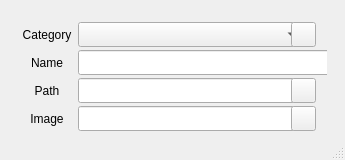
Old version of the form AssetBrowser/AssetBrowser/UI/addAssetWindow.ui in the repository atridave/AssetBrowser.
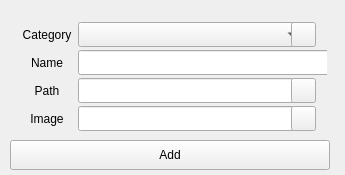
New version of the form. Icons and pictures are not drawn.

Diff of the .ui file:
```diff
--- a/AssetBrowser/AssetBrowser/UI/addAssetWindow.ui
+++ b/AssetBrowser/AssetBrowser/UI/addAssetWindow.ui
@@ -7,11 +7,11 @@
     <x>0</x>
     <y>0</y>
     <width>345</width>
-    <height>160</height>
+    <height>175</height>
    </rect>
   </property>
   <property name="sizePolicy">
-   <sizepolicy hsizetype="Fixed" vsizetype="Fixed">
+   <sizepolicy hsizetype="Preferred" vsizetype="Preferred">
     <horstretch>0</horstretch>
     <verstretch>0</verstretch>
    </sizepolicy>
@@ -22,12 +22,6 @@
     <height>160</height>
    </size>
   </property>
-  <property name="maximumSize">
-   <size>
-    <width>345</width>
-    <height>160</height>
-   </size>
-  </property>
   <property name="windowTitle">
    <string>addAssetWindow</string>
   </property>
@@ -38,9 +32,27 @@
       <x>0</x>
       <y>0</y>
       <width>345</width>
-      <height>150</height>
+      <height>175</height>
      </rect>
     </property>
+    <property name="sizePolicy">
+     <sizepolicy hsizetype="Fixed" vsizetype="Fixed">
+      <horstretch>0</horstretch>
+      <verstretch>0</verstretch>
+     </sizepolicy>
+    </property>
+    <property name="minimumSize">
+     <size>
+      <width>345</width>
+      <height>175</height>
+     </size>
+    </property>
+    <property name="maximumSize">
+     <size>
+      <width>345</width>
+      <height>175</height>
+     </size>
+    </property>
     <widget class="QWidget" name="layoutWidget">
      <property name="geometry">
       <rect>
@@ -376,9 +388,39 @@
       </item>
      </layout>
     </widget>
+    <widget class="QPushButton" name="updatePushButton">
+     <property name="geometry">
+      <rect>
+       <x>10</x>
+       <y>140</y>
+       <width>320</width>
+       <height>30</height>
+      </rect>
+     </property>
+     <property name="sizePolicy">
+      <sizepolicy hsizetype="Fixed" vsizetype="Fixed">
+       <horstretch>0</horstretch>
+       <verstretch>0</verstretch>
+      </sizepolicy>
+     </property>
+     <property name="minimumSize">
+      <size>
+       <width>320</width>
+       <height>30</height>
+      </size>
+     </property>
+     <property name="maximumSize">
+      <size>
+       <width>320</width>
+       <height>30</height>
+      </size>
+     </property>
+     <property name="text">
+      <string>Add</string>
+     </property>
+    </widget>
    </widget>
   </widget>
-  <widget class="QStatusBar" name="statusBar"/>
  </widget>
  <layoutdefault spacing="6" margin="11"/>
  <resources>
```
Left out of the diff: 5 changed lines with no effect on the pictures.
